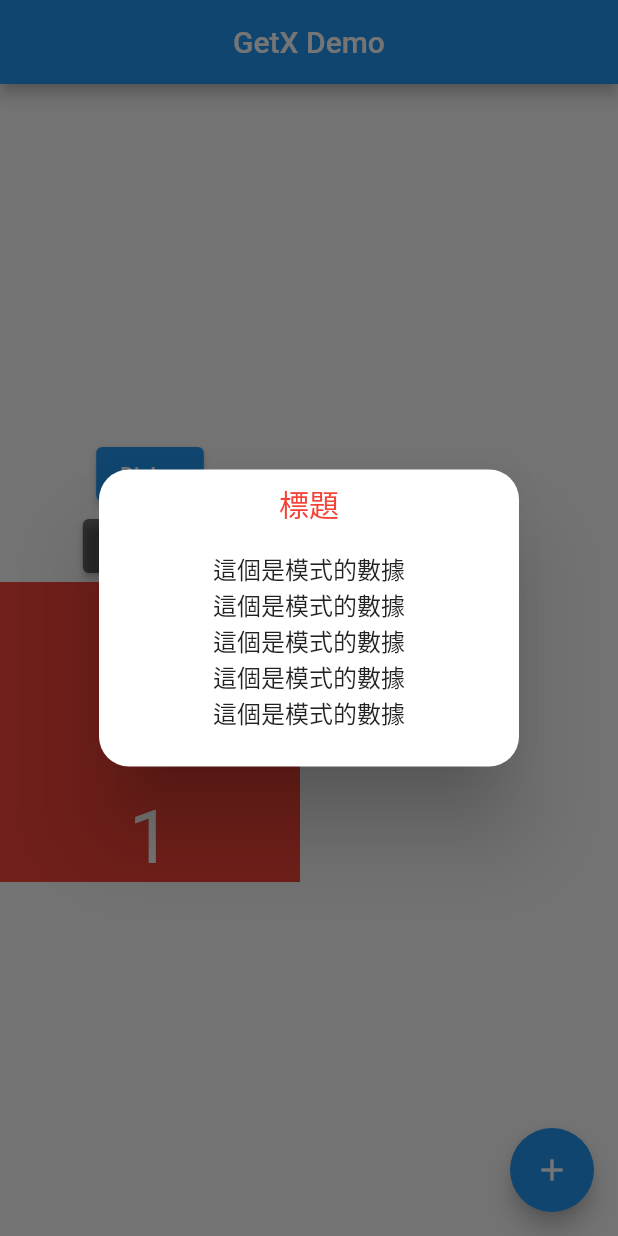
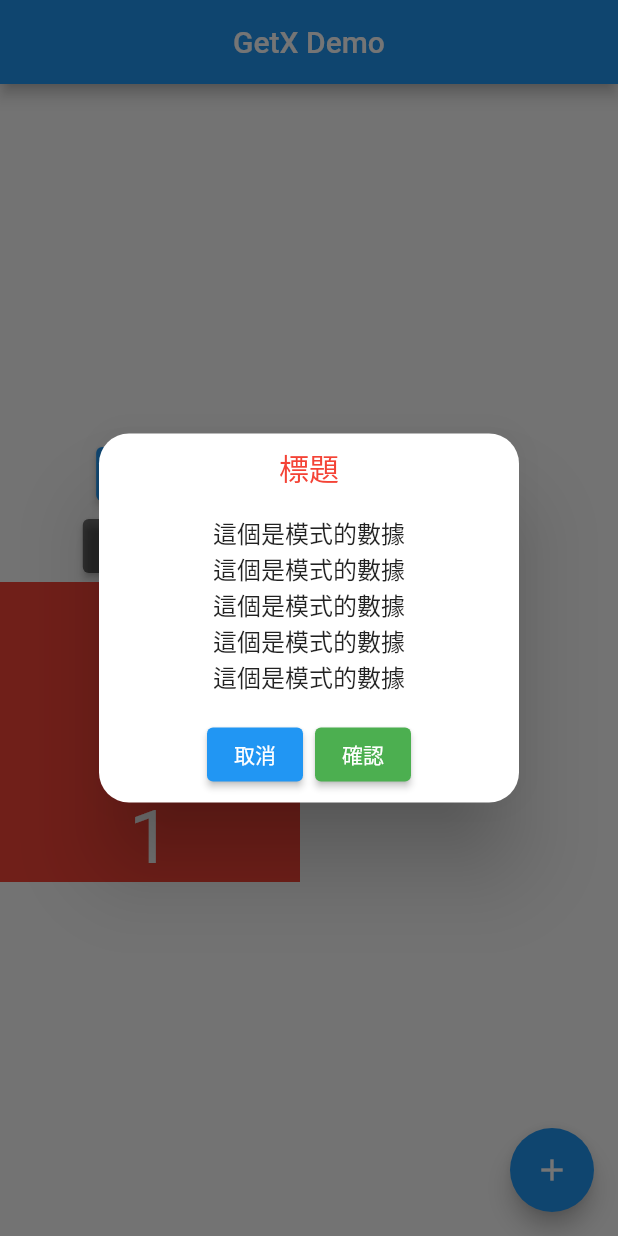
Before and after one commit to markcqhsu/getx_demo, a Flutter app: the screen it shows after launch, after a tap on "Dialog", on a phone screen of 412 x 824 dp. Run offline on Flutter 3.47's test engine with Material 2 defaults, Android fonts, the phone set to English and light mode, and no system bars; our stand-ins replace get.

Commit message:
Getx.dialog

```diff
--- a/lib/main.dart
+++ b/lib/main.dart
@@ -33,7 +33,38 @@ class Home extends StatelessWidget {
                     Text("這個是模式的數據"),
                     Text("這個是模式的數據"),
                   ],
-                  ));
+                ),
+                // textCancel: "取消",
+                // cancelTextColor: Colors.greenAccent,
+                // textConfirm: "確認",
+                // confirmTextColor: Colors.white,
+                // buttonColor: Colors.greenAccent,
+                // onCancel: (){
+                //   Get.back();
+                // }
+                cancel: ElevatedButton(
+                  onPressed: () {
+                    Get.back();
+                  },
+                  child: Text("取消"),
+                ),
+                confirm: ElevatedButton(
+                  onPressed: () {
+                    Get.back();
+                    Get.snackbar("提示", "消息已確認");
+                  },
+                  child: Text(
+                    "確認",
+                  ),
+                  style: ElevatedButton.styleFrom(
+                    primary: Colors.green, // background
+                    onPrimary: Colors.white, // foreground
+                  ),
+                ),
+                // backgroundColor: Colors.grey,
+                barrierDismissible: false,//點擊畫面就會關閉Dialog
+
+              );
             },
             child: const Text("Dialog"),
           ),
```
Lines whose indentation alone changed are shown as unchanged.
